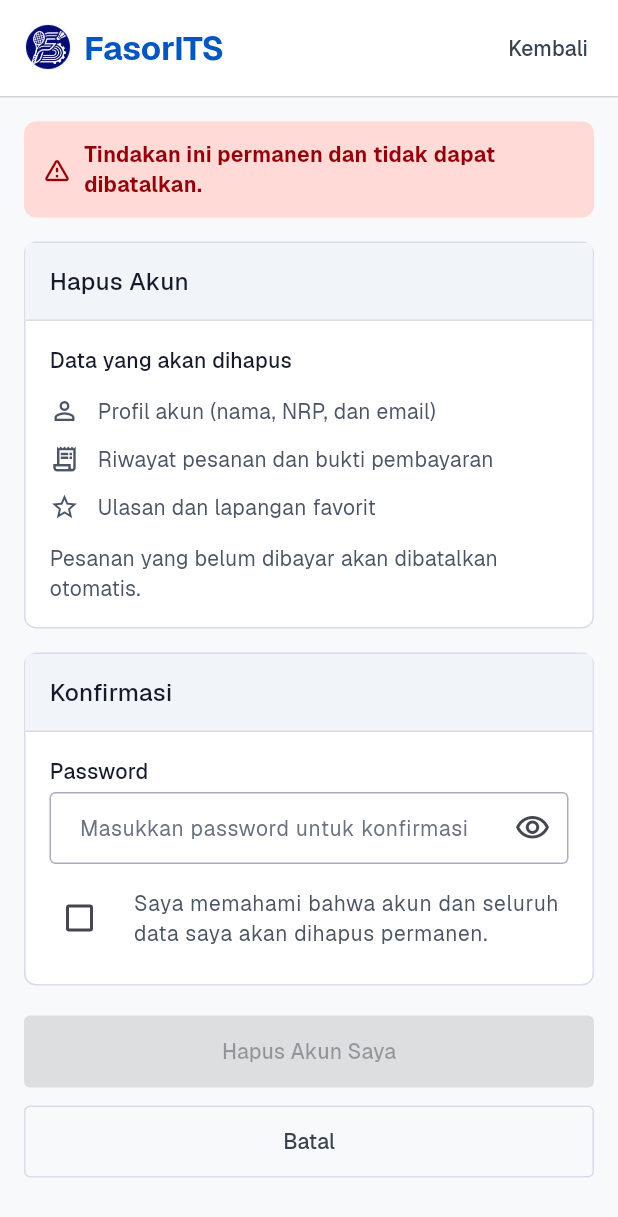
After one commit to haerinfteic/tekber_b_7, a Flutter app: the AccountScreen screen opened by its route, after a tap on "Hapus Akun", on a phone screen of 412 x 824 dp. The commit adds this screen. Shown: the top 1217 px of the screen. Run offline on Flutter 3.47's test engine with Material 3 defaults, Android fonts, the phone set to English and light mode, and no system bars.

Commit message:
feat: add delete account feature

```diff
--- /dev/null
+++ b/lib/core/account_styles.dart
@@ -0,0 +1,49 @@
+import 'package:flutter/material.dart';
+
+import 'app_theme.dart';
+
+/// Warna tambahan untuk fitur akun (peringatan merah dan status sukses).
+/// Warna utama tetap memakai AppColors di app_theme.dart.
+class AccountColors {
+  AccountColors._();
+
+  static const cardHeader = Color(0xFFF1F5F9);
+  static const dangerDark = Color(0xFF93000A);
+  static const dangerSoft = Color(0xFFFFDAD6);
+  static const dangerBorder = Color(0xFFFFB4AB);
+  static const success = Color(0xFF1E8E3E);
+  static const successSoft = Color(0xFFE6F4EA);
+}
+
+class AccountText {
+  AccountText._();
+
+  static const title = TextStyle(
+    fontSize: 24,
+    fontWeight: FontWeight.w700,
+    color: AppColors.textDark,
+  );
+
+  static const sectionTitle = TextStyle(
+    fontSize: 16,
+    fontWeight: FontWeight.w500,
+    color: AppColors.textDark,
+  );
+
+  static const label = TextStyle(
+    fontSize: 14,
+    fontWeight: FontWeight.w500,
+    color: AppColors.textDark,
+  );
+
+  static const body = TextStyle(
+    fontSize: 14,
+    height: 1.4,
+    color: AppColors.textMuted,
+  );
+
+  static const hint = TextStyle(
+    fontSize: 14,
+    color: AppColors.hint,
+  );
+}
--- a/lib/main.dart
+++ b/lib/main.dart
@@ -1,6 +1,9 @@
 import 'package:flutter/material.dart';
 
 import 'core/app_theme.dart';
+import 'screens/account/account_screen.dart';
+import 'screens/account/delete_account_screen.dart';
+import 'screens/account/delete_success_screen.dart';
 import 'screens/auth/sign_in_screen.dart';
 import 'screens/auth/sign_up_screen.dart';
 import 'screens/landing_page.dart';
@@ -19,11 +22,15 @@ class MyApp extends StatelessWidget {
       debugShowCheckedModeBanner: false,
       theme: AppTheme.light,
       // Sementara mulai dari Sign In. Nanti diganti sesuai alur (cek sesi Supabase).
+      // Untuk mencoba fitur Hapus Akun, ganti sementara jadi AccountScreen.routeName.
       initialRoute: SignInScreen.routeName,
       routes: {
         SignInScreen.routeName: (_) => const SignInScreen(),
         SignUpScreen.routeName: (_) => const SignUpScreen(),
         LandingPage.routeName: (_) => const LandingPage(),
+        AccountScreen.routeName: (_) => const AccountScreen(),
+        DeleteAccountScreen.routeName: (_) => const DeleteAccountScreen(),
+        DeleteSuccessScreen.routeName: (_) => const DeleteSuccessScreen(),
       },
     );
   }
--- /dev/null
+++ b/lib/screens/account/account_screen.dart
@@ -0,0 +1,103 @@
+import 'package:flutter/material.dart';
+
+import '../../core/account_styles.dart';
+import '../../core/app_theme.dart';
+import '../../services/auth_service.dart';
+import '../../widgets/fasor_app_bar.dart';
+import '../../widgets/section_card.dart';
+import 'delete_account_screen.dart';
+
+class AccountScreen extends StatelessWidget {
+  const AccountScreen({super.key});
+
+  static const routeName = '/account';
+
+  @override
+  Widget build(BuildContext context) {
+    final user = AuthService.instance.currentUser ?? AuthService.demoUser;
+
+    return Scaffold(
+      appBar: fasorAppBar(),
+      body: SingleChildScrollView(
+        padding: const EdgeInsets.all(16),
+        child: Column(
+          crossAxisAlignment: CrossAxisAlignment.start,
+          children: [
+            const Text('Akun Saya', style: AccountText.title),
+            const SizedBox(height: 4),
+            const Text('Kelola informasi akun FasorITS kamu.', style: AccountText.body),
+            const SizedBox(height: 20),
+            SectionCard(
+              title: 'Informasi Akun',
+              child: Column(
+                children: [
+                  _InfoRow(label: 'Nama', value: user.name),
+                  const Divider(height: 1, color: AppColors.cardBorder),
+                  _InfoRow(label: 'NRP', value: user.nrp),
+                  const Divider(height: 1, color: AppColors.cardBorder),
+                  _InfoRow(label: 'Email', value: user.email),
+                ],
+              ),
+            ),
+            const SizedBox(height: 16),
+            SectionCard(
+              title: 'Peringatan!',
+              headerColor: AccountColors.dangerSoft,
+              borderColor: AccountColors.dangerBorder,
+              child: Column(
+                crossAxisAlignment: CrossAxisAlignment.start,
+                children: [
+                  const Text('Hapus akun', style: AccountText.label),
+                  const SizedBox(height: 4),
+                  const Text(
+                    'Menghapus akun akan menghapus seluruh data kamu, '
+                    'termasuk riwayat pesanan. Tindakan ini tidak dapat dibatalkan.',
+                    style: AccountText.body,
+                  ),
+                  const SizedBox(height: 16),
+                  SizedBox(
+                    width: double.infinity,
+                    child: OutlinedButton.icon(
+                      onPressed: () => Navigator.pushNamed(context, DeleteAccountScreen.routeName),
+                      icon: const Icon(Icons.delete_outline),
+                      label: const Text('Hapus Akun'),
+                      style: OutlinedButton.styleFrom(
+                        foregroundColor: AppColors.error,
+                        side: const BorderSide(color: AppColors.error),
+                        minimumSize: const Size.fromHeight(48),
+                        shape: RoundedRectangleBorder(
+                          borderRadius: BorderRadius.circular(4),
+                        ),
+                      ),
+                    ),
+                  ),
+                ],
+              ),
+            ),
+          ],
+        ),
+      ),
+    );
+  }
+}
+
+class _InfoRow extends StatelessWidget {
+  const _InfoRow({required this.label, required this.value});
+
+  final String label;
+  final String value;
+
+  @override
+  Widget build(BuildContext context) {
+    return Padding(
+      padding: const EdgeInsets.symmetric(vertical: 10),
+      child: Row(
+        crossAxisAlignment: CrossAxisAlignment.start,
+        children: [
+          SizedBox(width: 72, child: Text(label, style: AccountText.body)),
+          Expanded(child: Text(value, style: AccountText.label)),
+        ],
+      ),
+    );
+  }
+}
--- /dev/null
+++ b/lib/screens/account/delete_account_screen.dart
@@ -0,0 +1,288 @@
+import 'package:flutter/material.dart';
+
+import '../../core/account_styles.dart';
+import '../../core/app_theme.dart';
+import '../../services/auth_service.dart';
+import '../../widgets/fasor_app_bar.dart';
+import '../../widgets/section_card.dart';
+import 'delete_success_screen.dart';
+
+class DeleteAccountScreen extends StatefulWidget {
+  const DeleteAccountScreen({super.key});
+
+  static const routeName = '/delete-account';
+
+  @override
+  State<DeleteAccountScreen> createState() => _DeleteAccountScreenState();
+}
+
+class _DeleteAccountScreenState extends State<DeleteAccountScreen> {
+  final _passwordController = TextEditingController();
+  bool _confirmed = false;
+  bool _obscure = true;
+  bool _loading = false;
+  String? _error;
+
+  bool get _canSubmit =>
+      _confirmed && _passwordController.text.isNotEmpty && !_loading;
+
+  @override
+  void dispose() {
+    _passwordController.dispose();
+    super.dispose();
+  }
+
+  Future<void> _onDeletePressed() async {
+    final confirmed = await showDialog<bool>(
+      context: context,
+      builder: (ctx) => AlertDialog(
+        title: const Text('Hapus akun secara permanen?'),
+        content: const Text(
+          'Seluruh data akun kamu akan dihapus dan tidak bisa dikembalikan.',
+        ),
+        actions: [
+          TextButton(
+            onPressed: () => Navigator.pop(ctx, false),
+            child: const Text('Batal'),
+          ),
+          TextButton(
+            onPressed: () => Navigator.pop(ctx, true),
+            style: TextButton.styleFrom(foregroundColor: AppColors.error),
+            child: const Text('Ya, Hapus'),
+          ),
+        ],
+      ),
+    );
+
+    if (confirmed != true) return;
+
+    setState(() {
+      _loading = true;
+      _error = null;
+    });
+
+    try {
+      await AuthService.instance.deleteAccount(
+        password: _passwordController.text,
+      );
+      if (!mounted) return;
+      Navigator.of(context).pushNamedAndRemoveUntil(
+        DeleteSuccessScreen.routeName,
+        (route) => false,
+      );
+    } on AuthException catch (e) {
+      if (!mounted) return;
+      setState(() {
+        _loading = false;
+        _error = e.message;
+      });
+    }
+  }
+
+  OutlineInputBorder _border(Color color, {double width = 1}) {
+    return OutlineInputBorder(
+      borderRadius: BorderRadius.circular(4),
+      borderSide: BorderSide(color: color, width: width),
+    );
+  }
+
+  @override
+  Widget build(BuildContext context) {
+    return Scaffold(
+      appBar: fasorAppBar(
+        actionLabel: 'Kembali',
+        onAction: _loading ? null : () => Navigator.pop(context),
+      ),
+      body: SingleChildScrollView(
+        padding: const EdgeInsets.all(16),
+        child: Column(
+          crossAxisAlignment: CrossAxisAlignment.stretch,
+          children: [
+            const _WarningBanner(
+              text: 'Tindakan ini permanen dan tidak dapat dibatalkan.',
+            ),
+            const SizedBox(height: 16),
+            const SectionCard(
+              title: 'Hapus Akun',
+              child: Column(
+                crossAxisAlignment: CrossAxisAlignment.start,
+                children: [
+                  Text('Data yang akan dihapus', style: AccountText.label),
+                  SizedBox(height: 8),
+                  _BulletRow(
+                    icon: Icons.person_outline,
+                    text: 'Profil akun (nama, NRP, dan email)',
+                  ),
+                  _BulletRow(
+                    icon: Icons.receipt_long_outlined,
+                    text: 'Riwayat pesanan dan bukti pembayaran',
+                  ),
+                  _BulletRow(
+                    icon: Icons.star_outline,
+                    text: 'Ulasan dan lapangan favorit',
+                  ),
+                  SizedBox(height: 8),
+                  Text(
+                    'Pesanan yang belum dibayar akan dibatalkan otomatis.',
+                    style: AccountText.body,
+                  ),
+                ],
+              ),
+            ),
+            const SizedBox(height: 16),
+            SectionCard(
+              title: 'Konfirmasi',
+              child: Column(
+                crossAxisAlignment: CrossAxisAlignment.start,
+                children: [
+                  const Text('Password', style: AccountText.label),
+                  const SizedBox(height: 4),
+                  TextField(
+                    controller: _passwordController,
+                    obscureText: _obscure,
+                    enabled: !_loading,
+                    onChanged: (_) => setState(() => _error = null),
+                    decoration: InputDecoration(
+                      hintText: 'Masukkan password untuk konfirmasi',
+                      hintStyle: AccountText.hint,
+                      errorText: _error,
+                      filled: true,
+                      fillColor: Colors.white,
+                      contentPadding: const EdgeInsets.symmetric(
+                        horizontal: 16,
+                        vertical: 12,
+                      ),
+                      border: _border(AppColors.inputBorder),
+                      enabledBorder: _border(AppColors.inputBorder),
+                      disabledBorder: _border(AppColors.cardBorder),
+                      focusedBorder: _border(AppColors.primary, width: 2),
+                      errorBorder: _border(AppColors.error),
+                      focusedErrorBorder: _border(AppColors.error, width: 2),
+                      suffixIcon: IconButton(
+                        icon: Icon(
+                          _obscure
+                              ? Icons.visibility_outlined
+                              : Icons.visibility_off_outlined,
+                        ),
+                        onPressed: () => setState(() => _obscure = !_obscure),
+                      ),
+                    ),
+                  ),
+                  const SizedBox(height: 8),
+                  CheckboxListTile(
+                    value: _confirmed,
+                    onChanged: _loading
+                        ? null
+                        : (value) => setState(() => _confirmed = value ?? false),
+                    controlAffinity: ListTileControlAffinity.leading,
+                    contentPadding: EdgeInsets.zero,
+                    dense: true,
+                    title: const Text(
+                      'Saya memahami bahwa akun dan seluruh data saya '
+                      'akan dihapus permanen.',
+                      style: AccountText.body,
+                    ),
+                  ),
+                ],
+              ),
+            ),
+            const SizedBox(height: 20),
+            FilledButton(
+              onPressed: _canSubmit ? _onDeletePressed : null,
+              style: FilledButton.styleFrom(
+                backgroundColor: AppColors.error,
+                foregroundColor: Colors.white,
+                minimumSize: const Size.fromHeight(48),
+                shape: RoundedRectangleBorder(
+                  borderRadius: BorderRadius.circular(4),
+                ),
+              ),
+              child: _loading
+                  ? const SizedBox(
+                      height: 20,
+                      width: 20,
+                      child: CircularProgressIndicator(
+                        strokeWidth: 2,
+                        color: Colors.white,
+                      ),
+                    )
+                  : const Text('Hapus Akun Saya'),
+            ),
+            const SizedBox(height: 12),
+            OutlinedButton(
+              onPressed: _loading ? null : () => Navigator.pop(context),
+              style: OutlinedButton.styleFrom(
+                foregroundColor: AppColors.textBody,
+                side: const BorderSide(color: AppColors.cardBorder),
+                minimumSize: const Size.fromHeight(48),
+                shape: RoundedRectangleBorder(
+                  borderRadius: BorderRadius.circular(4),
+                ),
+              ),
+              child: const Text('Batal'),
+            ),
+            const SizedBox(height: 16),
+          ],
+        ),
+      ),
+    );
+  }
+}
+
+class _WarningBanner extends StatelessWidget {
+  const _WarningBanner({required this.text});
+
+  final String text;
+
+  @override
+  Widget build(BuildContext context) {
+    return Container(
+      padding: const EdgeInsets.all(12),
+      decoration: BoxDecoration(
+        color: AccountColors.dangerSoft,
+        borderRadius: BorderRadius.circular(8),
+      ),
+      child: Row(
+        children: [
+          const Icon(
+            Icons.warning_amber_rounded,
+            color: AccountColors.dangerDark,
+            size: 20,
+          ),
+          const SizedBox(width: 8),
+          Expanded(
+            child: Text(
+              text,
+              style: const TextStyle(
+                fontSize: 14,
+                fontWeight: FontWeight.w600,
+                color: AccountColors.dangerDark,
+              ),
+            ),
+          ),
+        ],
+      ),
+    );
+  }
+}
+
+class _BulletRow extends StatelessWidget {
+  const _BulletRow({required this.icon, required this.text});
+
+  final IconData icon;
+  final String text;
+
+  @override
+  Widget build(BuildContext context) {
+    return Padding(
+      padding: const EdgeInsets.symmetric(vertical: 6),
+      child: Row(
+        children: [
+          Icon(icon, size: 20, color: AppColors.textMuted),
+          const SizedBox(width: 12),
+          Expanded(child: Text(text, style: AccountText.body)),
+        ],
+      ),
+    );
+  }
+}
--- /dev/null
+++ b/lib/screens/account/delete_success_screen.dart
@@ -0,0 +1,70 @@
+import 'package:flutter/material.dart';
+
+import '../../core/account_styles.dart';
+import '../../core/app_theme.dart';
+import '../../widgets/fasor_app_bar.dart';
+import '../auth/sign_in_screen.dart';
+
+class DeleteSuccessScreen extends StatelessWidget {
+  const DeleteSuccessScreen({super.key});
+
+  static const routeName = '/delete-success';
+
+  @override
+  Widget build(BuildContext context) {
+    return PopScope(
+      canPop: false,
+      child: Scaffold(
+        appBar: fasorAppBar(),
+        body: Center(
+          child: Padding(
+            padding: const EdgeInsets.all(24),
+            child: Column(
+              mainAxisSize: MainAxisSize.min,
+              children: [
+                Container(
+                  width: 72,
+                  height: 72,
+                  decoration: const BoxDecoration(
+                    color: AccountColors.successSoft,
+                    shape: BoxShape.circle,
+                  ),
+                  child: const Icon(
+                    Icons.check_rounded,
+                    color: AccountColors.success,
+                    size: 40,
+                  ),
+                ),
+                const SizedBox(height: 24),
+                const Text('Akun berhasil dihapus', style: AccountText.title),
+                const SizedBox(height: 8),
+                const Text(
+                  'Terima kasih sudah menggunakan FasorITS. '
+                  'Seluruh data akun kamu telah dihapus.',
+                  textAlign: TextAlign.center,
+                  style: AccountText.body,
+                ),
+                const SizedBox(height: 32),
+                FilledButton(
+                  onPressed: () => Navigator.of(context).pushNamedAndRemoveUntil(
+                    SignInScreen.routeName,
+                    (route) => false,
+                  ),
+                  style: FilledButton.styleFrom(
+                    backgroundColor: AppColors.primary,
+                    foregroundColor: Colors.white,
+                    minimumSize: const Size.fromHeight(48),
+                    shape: RoundedRectangleBorder(
+                      borderRadius: BorderRadius.circular(4),
+                    ),
+                  ),
+                  child: const Text('Kembali ke Sign In'),
+                ),
+              ],
+            ),
+          ),
+        ),
+      ),
+    );
+  }
+}
--- /dev/null
+++ b/lib/services/auth_service.dart
@@ -0,0 +1,60 @@
+class AppUser {
+  const AppUser({
+    required this.name,
+    required this.nrp,
+    required this.email,
+  });
+
+  final String name;
+  final String nrp;
+  final String email;
+}
+
+class AuthException implements Exception {
+  const AuthException(this.message);
+
+  final String message;
+
+  @override
+  String toString() => message;
+}
+
+/// Layanan autentikasi SEMENTARA (data tiruan, tanpa backend).
+///
+/// Nanti ganti isi [deleteAccount] dengan pemanggilan Supabase:
+///   1. verifikasi ulang password (signInWithPassword), lalu
+///   2. hapus akun lewat RPC / Edge Function di server, karena menghapus
+///      user auth tidak bisa dilakukan langsung dari aplikasi dengan anon key.
+class AuthService {
+  AuthService._();
+
+  static final AuthService instance = AuthService._();
+
+  /// Password akun demo. Dipakai untuk mencoba kasus "password salah".
+  static const demoPassword = 'fasorits123';
+
+  static const demoUser = AppUser(
+    name: 'Pande Made Yonata Axel Eldrian',
+    nrp: '5026241018',
+    email: 'user@student.its.ac.id',
+  );
+
+  AppUser? _currentUser = demoUser;
+
+  AppUser? get currentUser => _currentUser;
+
+  /// Mengembalikan akun demo supaya fitur bisa dicoba berulang kali.
+  void signInDemo() {
+    _currentUser = demoUser;
+  }
+
+  Future<void> deleteAccount({required String password}) async {
+    await Future<void>.delayed(const Duration(milliseconds: 1200));
+
+    if (password != demoPassword) {
+      throw const AuthException('Password salah. Coba lagi.');
+    }
+
+    _currentUser = null;
+  }
+}
--- /dev/null
+++ b/lib/widgets/fasor_app_bar.dart
@@ -0,0 +1,55 @@
+import 'package:flutter/material.dart';
+
+import '../core/app_theme.dart';
+
+/// Top app bar FasorITS: logo di kiri, aksi teks (mis. "Kembali") di kanan.
+AppBar fasorAppBar({String? actionLabel, VoidCallback? onAction}) {
+  return AppBar(
+    backgroundColor: Colors.white,
+    surfaceTintColor: Colors.transparent,
+    elevation: 0,
+    scrolledUnderElevation: 0,
+    automaticallyImplyLeading: false,
+    toolbarHeight: 64,
+    titleSpacing: 16,
+    title: Row(
+      mainAxisSize: MainAxisSize.min,
+      children: [
+        Image.asset(
+          'assets/images/logo_fasorits.png',
+          width: 32,
+          height: 32,
+          filterQuality: FilterQuality.high,
+        ),
+        const SizedBox(width: 8),
+        const Text(
+          'FasorITS',
+          style: TextStyle(
+            fontSize: 22,
+            fontWeight: FontWeight.w700,
+            color: AppColors.primary,
+          ),
+        ),
+      ],
+    ),
+    actions: [
+      if (actionLabel != null)
+        TextButton(
+          onPressed: onAction,
+          child: Text(
+            actionLabel,
+            style: const TextStyle(
+              fontSize: 14,
+              fontWeight: FontWeight.w500,
+              color: AppColors.textBody,
+            ),
+          ),
+        ),
+      const SizedBox(width: 8),
+    ],
+    bottom: const PreferredSize(
+      preferredSize: Size.fromHeight(1),
+      child: Divider(height: 1, thickness: 1, color: AppColors.divider),
+    ),
+  );
+}
--- /dev/null
+++ b/lib/widgets/section_card.dart
@@ -0,0 +1,50 @@
+import 'package:flutter/material.dart';
+
+import '../core/account_styles.dart';
+import '../core/app_theme.dart';
+
+/// Kartu putih berborder dengan header abu-abu, seperti kartu
+/// "Payment Details" dan "Ringkasan Pesanan" di desain Hi-Fi.
+class SectionCard extends StatelessWidget {
+  const SectionCard({
+    super.key,
+    required this.title,
+    required this.child,
+    this.headerColor = AccountColors.cardHeader,
+    this.borderColor = AppColors.cardBorder,
+  });
+
+  final String title;
+  final Widget child;
+  final Color headerColor;
+  final Color borderColor;
+
+  @override
+  Widget build(BuildContext context) {
+    return Container(
+      clipBehavior: Clip.antiAlias,
+      decoration: BoxDecoration(
+        color: Colors.white,
+        borderRadius: BorderRadius.circular(8),
+        border: Border.all(color: borderColor),
+      ),
+      child: Column(
+        crossAxisAlignment: CrossAxisAlignment.stretch,
+        children: [
+          Container(
+            padding: const EdgeInsets.symmetric(horizontal: 16, vertical: 14),
+            decoration: BoxDecoration(
+              color: headerColor,
+              border: Border(bottom: BorderSide(color: borderColor)),
+            ),
+            child: Text(title, style: AccountText.sectionTitle),
+          ),
+          Padding(
+            padding: const EdgeInsets.all(16),
+            child: child,
+          ),
+        ],
+      ),
+    );
+  }
+}
```
